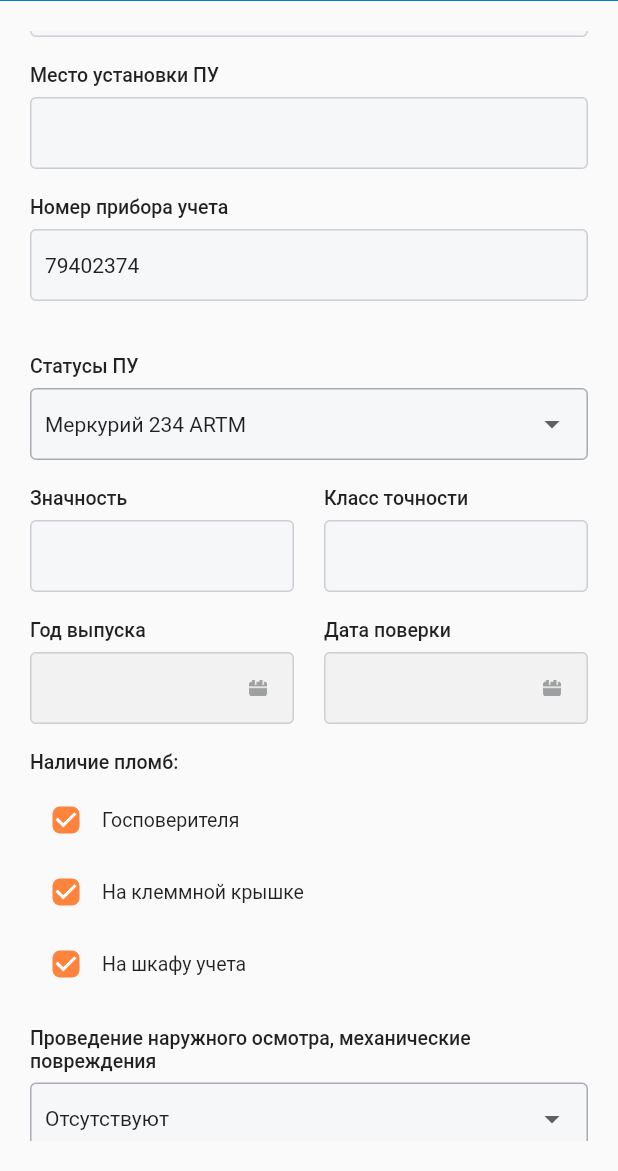
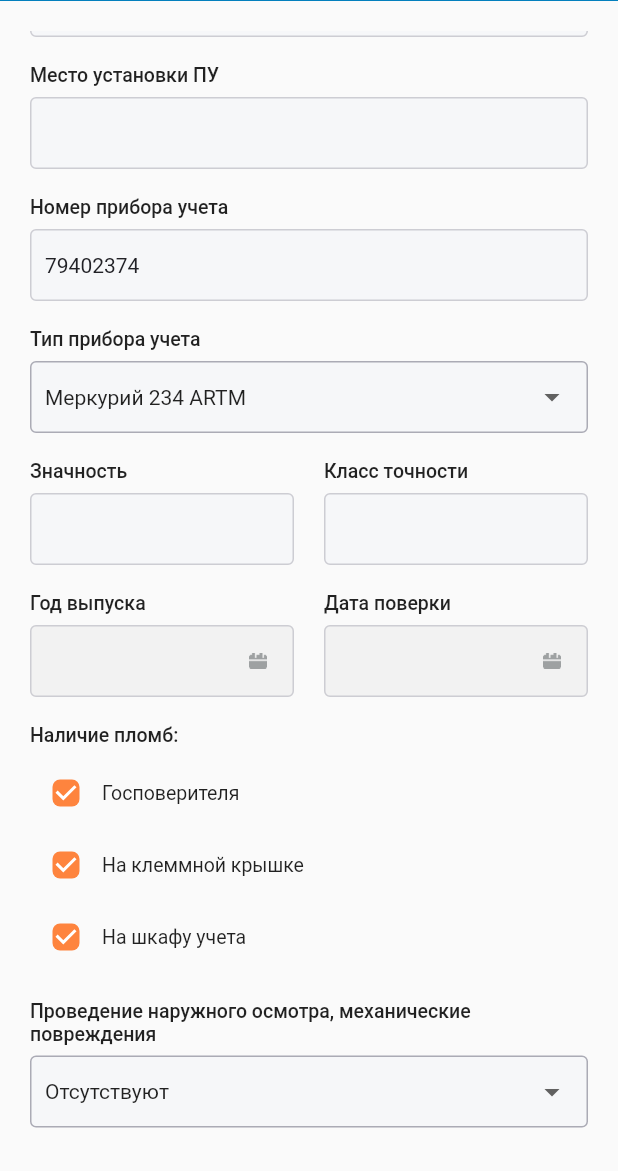
Before and after one commit to Skryuvi/RepoChesk, a Flutter app: the screen it shows after launch, scrolled down 1152 dp, on a phone screen of 412 x 824 dp, the part 65-1236 px from its top. Run offline on Flutter 3.47's test engine with Material 2 defaults, Android fonts, the phone set to English and light mode, and no system bars; our stand-ins replace flutter_svg, google_fonts, page_transition, shared_preferences; missing offline and left inert: shared_preferences_web.

Commit message:
небольшие изменения в формах Внесения показаний и Анкете потребителя

```diff
--- a/lib/ui/main/acts/consumer_form/cunsumer_form_page.dart
+++ b/lib/ui/main/acts/consumer_form/cunsumer_form_page.dart
@@ -131,7 +131,7 @@
                 SizedBox(height: 18),
                 filledTextField('Номер прибора учета', _numberPuController),
                 SizedBox(height: 18),
-                selectTypePu('Статусы ПУ', puTypes),
+                selectTypePu('Тип прибора учета', puTypes),
                 SizedBox(height: 18),
                 Row(
                   mainAxisAlignment: MainAxisAlignment.spaceBetween,
@@ -152,15 +152,17 @@
                     Expanded(flex: 1, child: dateField('Дата поверки', _Controller))
                   ],
                 ),
+
                 SizedBox(height: 18),
-
                 // наличие пломб
                 sealsPresence(),
 
+                SizedBox(height: 18),
                 selectMechanicalDamage(
                   'Проведение наружного осмотра, механические повреждения',
                   mechanicalDamageValues
                 ),
+                SizedBox(height: 18),
                 selectUnmeteredConsumption(
                   'Проверка на наличие признаков вмешательства в работу ПУ и безучетного потребления',
                   unmeteredConsumptionValues
@@ -300,7 +302,6 @@
     return Column(
       crossAxisAlignment: CrossAxisAlignment.start,
       children: [
-        // SizedBox(height: 18),
         Text(title, style: labelFontStyle),
         SizedBox(height: 7),
         Container(
@@ -339,7 +340,6 @@
     return Column(
       crossAxisAlignment: CrossAxisAlignment.start,
       children: [
-        // SizedBox(height: 18),
         Text(
           title,
           style: labelFontStyle,
@@ -392,7 +392,6 @@
     return Column(
       crossAxisAlignment: CrossAxisAlignment.start,
       children: [
-        // SizedBox(height: 18),
         Text(
           title,
           style: labelFontStyle,
@@ -421,7 +420,6 @@
     return Column(
       crossAxisAlignment: CrossAxisAlignment.start,
       children: [
-        SizedBox(height: 18),
         Text(
           title,
           style: labelFontStyle,
@@ -430,6 +428,7 @@
         Container(
           child: DropdownButtonFormField<String>(
             value: _puTypeController,
+            isExpanded: true,
             decoration: InputDecoration(
               filled: true,
               fillColor: Color.fromRGBO(246, 247, 249, 1),
@@ -465,7 +464,6 @@
     return Column(
       crossAxisAlignment: CrossAxisAlignment.start,
       children: [
-        SizedBox(height: 18),
         Text(
           title,
           style: labelFontStyle,
@@ -474,6 +472,7 @@
         Container(
           child: DropdownButtonFormField<String>(
             value: _unmeteredConsumptionController,
+            isExpanded: true,
             decoration: InputDecoration(
               filled: true,
               fillColor: Color.fromRGBO(246, 247, 249, 1),
@@ -509,7 +508,6 @@
     return Column(
       crossAxisAlignment: CrossAxisAlignment.start,
       children: [
-        SizedBox(height: 18),
         Text(
           title,
           style: labelFontStyle,
@@ -518,6 +516,7 @@
         Container(
           child: DropdownButtonFormField<String>(
             value: _mechanicalDamageController,
+            isExpanded: true,
             decoration: InputDecoration(
               filled: true,
               fillColor: Color.fromRGBO(246, 247, 249, 1),
--- a/lib/ui/main/acts/entering_meters/entering_meters_page.dart
+++ b/lib/ui/main/acts/entering_meters/entering_meters_page.dart
@@ -350,6 +350,7 @@
         Container(
           child: DropdownButtonFormField<String>(
             value: _puStateController,
+            isExpanded: true,
             decoration: InputDecoration(
               filled: true,
               fillColor: Color.fromRGBO(246, 247, 249, 1),
@@ -393,6 +394,7 @@
         Container(
           child: DropdownButtonFormField<String>(
             value: _puStateRejectReasonController,
+            isExpanded: true,
             decoration: InputDecoration(
               filled: true,
               fillColor: Color.fromRGBO(246, 247, 249, 1),
```
